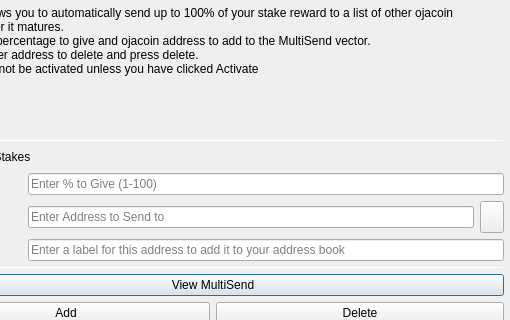
Before: the Qt Designer form src/qt/forms/multisenddialog.ui in amaterasutechnologies/amaterasu, drawn with Qt 5; both pictures show x 84 to 594 and y 0 to 320 of the 594 by 544 pixel window.
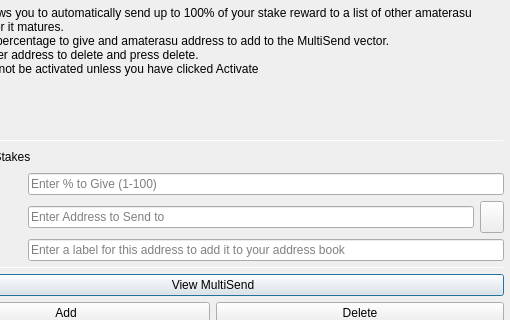
After: the same form once the commit is applied. Icons and pictures are not drawn.

What changed in the file:
```diff
--- a/src/qt/forms/multisenddialog.ui
+++ b/src/qt/forms/multisenddialog.ui
@@ -28,8 +28,8 @@
         <number>1</number>
        </property>
        <property name="text">
-        <string>MultiSend allows you to automatically send up to 100% of your stake reward to a list of other ojacoin addresses after it matures.
-To Add: enter percentage to give and ojacoin address to add to the MultiSend vector.
+        <string>MultiSend allows you to automatically send up to 100% of your stake reward to a list of other amaterasu addresses after it matures.
+To Add: enter percentage to give and amaterasu address to add to the MultiSend vector.
 To Delete: Enter address to delete and press delete.
 MultiSend will not be activated unless you have clicked Activate</string> <!--or masternode -->
        </property>
```
Left out of the diff: 4 changed lines with no effect on the pictures.
